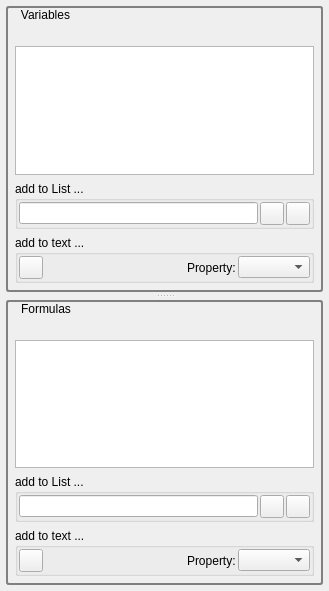
Above: src/MainApp/View/UI-Elements/mathform.ui from nfbyfm/TME before the change. Below: the same form after it.
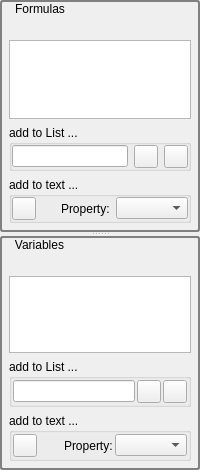
That is the form after the change. Icons and pictures are not drawn.

Diff of the .ui file:
```diff
--- a/src/MainApp/View/UI-Elements/mathform.ui
+++ b/src/MainApp/View/UI-Elements/mathform.ui
@@ -6,38 +6,227 @@
    <rect>
     <x>0</x>
     <y>0</y>
-    <width>329</width>
-    <height>591</height>
+    <width>200</width>
+    <height>470</height>
    </rect>
   </property>
   <property name="windowTitle">
-   <string>Form</string>
+   <string>MathForm</string>
   </property>
   <layout class="QGridLayout" name="gridLayout_3">
    <property name="leftMargin">
-    <number>6</number>
+    <number>0</number>
    </property>
    <property name="topMargin">
-    <number>6</number>
+    <number>0</number>
    </property>
    <property name="rightMargin">
-    <number>6</number>
+    <number>0</number>
    </property>
    <property name="bottomMargin">
-    <number>6</number>
+    <number>0</number>
    </property>
    <property name="spacing">
-    <number>8</number>
+    <number>0</number>
    </property>
    <item row="0" column="0">
     <widget class="QSplitter" name="splitter">
      <property name="orientation">
       <enum>Qt::Vertical</enum>
      </property>
-     <property name="handleWidth">
-      <number>8</number>
-     </property>
+     <widget class="QGroupBox" name="groupBox_Formulas">
+      <property name="sizePolicy">
+       <sizepolicy hsizetype="Preferred" vsizetype="Ignored">
+        <horstretch>0</horstretch>
+        <verstretch>0</verstretch>
+       </sizepolicy>
+      </property>
+      <property name="styleSheet">
+       <string notr="true">QGroupBox#groupBox_Formulas
+{ 
+     border: 2px solid gray; 
+     border-radius: 3px; 
+ } 
+QGroupBox#groupBox_Formulas::title { 
+    background-color: transparent;
+     subcontrol-position: top left; /* position at the top left*/ 
+     padding:2 13px;
+ } </string>
+      </property>
+      <property name="title">
+       <string>Formulas</string>
+      </property>
+      <layout class="QVBoxLayout" name="verticalLayout_6">
+       <property name="spacing">
+        <number>6</number>
+       </property>
+       <property name="leftMargin">
+        <number>6</number>
+       </property>
+       <property name="topMargin">
+        <number>20</number>
+       </property>
+       <property name="rightMargin">
+        <number>6</number>
+       </property>
+       <property name="bottomMargin">
+        <number>6</number>
+       </property>
+       <item>
+        <widget class="QTableWidget" name="formulaTableWidget">
+         <property name="sizePolicy">
+          <sizepolicy hsizetype="Ignored" vsizetype="Preferred">
+           <horstretch>0</horstretch>
+           <verstretch>0</verstretch>
+          </sizepolicy>
+         </property>
+         <property name="selectionMode">
+          <enum>QAbstractItemView::SingleSelection</enum>
+         </property>
+        </widget>
+       </item>
+       <item>
+        <widget class="QGroupBox" name="groupBox_5">
+         <property name="sizePolicy">
+          <sizepolicy hsizetype="Preferred" vsizetype="Fixed">
+           <horstretch>0</horstretch>
+           <verstretch>0</verstretch>
+          </sizepolicy>
+         </property>
+         <property name="title">
+          <string>add to List ...</string>
+         </property>
+         <layout class="QVBoxLayout" name="verticalLayout_5">
+          <property name="leftMargin">
+           <number>0</number>
+          </property>
+          <property name="topMargin">
+           <number>0</number>
+          </property>
+          <property name="rightMargin">
+           <number>0</number>
+          </property>
+          <property name="bottomMargin">
+           <number>0</number>
+          </property>
+          <item>
+           <layout class="QGridLayout" name="gridLayout_2">
+            <item row="0" column="0">
+             <widget class="QLineEdit" name="lineEditFormulas"/>
+            </item>
+            <item row="0" column="1">
+             <widget class="QToolButton" name="toolButtonAddFormula">
+              <property name="maximumSize">
+               <size>
+                <width>25</width>
+                <height>25</height>
+               </size>
+              </property>
+              <property name="text">
+               <string/>
+              </property>
+              <property name="icon">
+               <iconset resource="../../Resources/icons.qrc">
+                <normaloff>:/images_and_icons/list-add.png</normaloff>:/images_and_icons/list-add.png</iconset>
+              </property>
+             </widget>
+            </item>
+            <item row="0" column="2">
+             <widget class="QToolButton" name="toolButtonRemoveFormula">
+              <property name="maximumSize">
+               <size>
+                <width>25</width>
+                <height>25</height>
+               </size>
+              </property>
+              <property name="text">
+               <string/>
+              </property>
+              <property name="icon">
+               <iconset resource="../../Resources/icons.qrc">
+                <normaloff>:/images_and_icons/list-remove.png</normaloff>:/images_and_icons/list-remove.png</iconset>
+              </property>
+             </widget>
+            </item>
+           </layout>
+          </item>
+         </layout>
+        </widget>
+       </item>
+       <item>
+        <widget class="QGroupBox" name="groupBox_6">
+         <property name="sizePolicy">
+          <sizepolicy hsizetype="Preferred" vsizetype="Fixed">
+           <horstretch>0</horstretch>
+           <verstretch>0</verstretch>
+          </sizepolicy>
+         </property>
+         <property name="title">
+          <string>add to text ...</string>
+         </property>
+         <layout class="QVBoxLayout" name="verticalLayout">
+          <property name="leftMargin">
+           <number>0</number>
+          </property>
+          <property name="topMargin">
+           <number>0</number>
+          </property>
+          <property name="rightMargin">
+           <number>0</number>
+          </property>
+          <property name="bottomMargin">
+           <number>0</number>
+          </property>
+          <item>
+           <layout class="QGridLayout" name="gridLayout_5">
+            <item row="0" column="0">
+             <widget class="QToolButton" name="toolButton_addFormulaToText">
+              <property name="text">
+               <string/>
+              </property>
+              <property name="icon">
+               <iconset resource="../../Resources/icons.qrc">
+                <normaloff>:/images_and_icons/arrow-left.png</normaloff>:/images_and_icons/arrow-left.png</iconset>
+              </property>
+             </widget>
+            </item>
+            <item row="0" column="1">
+             <spacer name="horizontalSpacer_2">
+              <property name="orientation">
+               <enum>Qt::Horizontal</enum>
+              </property>
+              <property name="sizeHint" stdset="0">
+               <size>
+                <width>170</width>
+                <height>20</height>
+               </size>
+              </property>
+             </spacer>
+            </item>
+            <item row="0" column="2">
+             <widget class="QLabel" name="label_2">
+              <property name="text">
+               <string>Property:</string>
+              </property>
+             </widget>
+            </item>
+            <item row="0" column="3">
+             <widget class="QComboBox" name="comboBox_FormulaProperty"/>
+            </item>
+           </layout>
+          </item>
+         </layout>
+        </widget>
+       </item>
+      </layout>
+     </widget>
      <widget class="QGroupBox" name="groupBox_Variables">
+      <property name="sizePolicy">
+       <sizepolicy hsizetype="Preferred" vsizetype="Ignored">
+        <horstretch>0</horstretch>
+        <verstretch>0</verstretch>
+       </sizepolicy>
+      </property>
       <property name="styleSheet">
        <string notr="true">QGroupBox#groupBox_Variables
 { 
@@ -71,6 +260,12 @@
        </property>
        <item>
         <widget class="QTableWidget" name="variableTableWidget">
+         <property name="sizePolicy">
+          <sizepolicy hsizetype="Ignored" vsizetype="Preferred">
+           <horstretch>0</horstretch>
+           <verstretch>0</verstretch>
+          </sizepolicy>
+         </property>
          <property name="selectionMode">
           <enum>QAbstractItemView::SingleSelection</enum>
          </property>
@@ -78,6 +273,12 @@
        </item>
        <item>
         <widget class="QGroupBox" name="groupBox_4">
+         <property name="sizePolicy">
+          <sizepolicy hsizetype="Preferred" vsizetype="Fixed">
+           <horstretch>0</horstretch>
+           <verstretch>0</verstretch>
+          </sizepolicy>
+         </property>
          <property name="title">
           <string>add to List ...</string>
          </property>
@@ -146,6 +347,12 @@
        </item>
        <item>
         <widget class="QGroupBox" name="groupBox_3">
+         <property name="sizePolicy">
+          <sizepolicy hsizetype="Preferred" vsizetype="Fixed">
+           <horstretch>0</horstretch>
+           <verstretch>0</verstretch>
+          </sizepolicy>
+         </property>
          <property name="title">
           <string>add to text ...</string>
          </property>
@@ -208,180 +415,6 @@
        </item>
       </layout>
      </widget>
-     <widget class="QGroupBox" name="groupBox_Formulas">
-      <property name="styleSheet">
-       <string notr="true">QGroupBox#groupBox_Formulas
-{ 
-     border: 2px solid gray; 
-     border-radius: 3px; 
- } 
-QGroupBox#groupBox_Formulas::title { 
-    background-color: transparent;
-     subcontrol-position: top left; /* position at the top left*/ 
-     padding:2 13px;
- } </string>
-      </property>
-      <property name="title">
-       <string>Formulas</string>
-      </property>
-      <layout class="QVBoxLayout" name="verticalLayout_6">
-       <property name="spacing">
-        <number>6</number>
-       </property>
-       <property name="leftMargin">
-        <number>6</number>
-       </property>
-       <property name="topMargin">
-        <number>20</number>
-       </property>
-       <property name="rightMargin">
-        <number>6</number>
-       </property>
-       <property name="bottomMargin">
-        <number>6</number>
-       </property>
-       <item>
-        <widget class="QTableWidget" name="formulaTableWidget">
-         <property name="selectionMode">
-          <enum>QAbstractItemView::SingleSelection</enum>
-         </property>
-        </widget>
-       </item>
-       <item>
-        <widget class="QGroupBox" name="groupBox_5">
-         <property name="title">
-          <string>add to List ...</string>
-         </property>
-         <layout class="QVBoxLayout" name="verticalLayout">
-          <property name="spacing">
-           <number>2</number>
-          </property>
-          <property name="leftMargin">
-           <number>1</number>
-          </property>
-          <property name="topMargin">
-           <number>1</number>
-          </property>
-          <property name="rightMargin">
-           <number>1</number>
-          </property>
-          <property name="bottomMargin">
-           <number>1</number>
-          </property>
-          <item>
-           <layout class="QGridLayout" name="gridLayout_2">
-            <property name="spacing">
-             <number>2</number>
-            </property>
-            <item row="0" column="0">
-             <widget class="QLineEdit" name="lineEditFormulas"/>
-            </item>
-            <item row="0" column="1">
-             <widget class="QToolButton" name="toolButtonAddFormula">
-              <property name="maximumSize">
-               <size>
-                <width>25</width>
-                <height>25</height>
-               </size>
-              </property>
-              <property name="text">
-               <string/>
-              </property>
-              <property name="icon">
-               <iconset resource="../../Resources/icons.qrc">
-                <normaloff>:/images_and_icons/list-add.png</normaloff>:/images_and_icons/list-add.png</iconset>
-              </property>
-             </widget>
-            </item>
-            <item row="0" column="2">
-             <widget class="QToolButton" name="toolButtonRemoveFormula">
-              <property name="maximumSize">
-               <size>
-                <width>25</width>
-                <height>25</height>
-               </size>
-              </property>
-              <property name="text">
-               <string/>
-              </property>
-              <property name="icon">
-               <iconset resource="../../Resources/icons.qrc">
-                <normaloff>:/images_and_icons/list-remove.png</normaloff>:/images_and_icons/list-remove.png</iconset>
-              </property>
-             </widget>
-            </item>
-           </layout>
-          </item>
-         </layout>
-        </widget>
-       </item>
-       <item>
-        <widget class="QGroupBox" name="groupBox_6">
-         <property name="title">
-          <string>add to text ...</string>
-         </property>
-         <layout class="QVBoxLayout" name="verticalLayout_5">
-          <property name="spacing">
-           <number>2</number>
-          </property>
-          <property name="leftMargin">
-           <number>1</number>
-          </property>
-          <property name="topMargin">
-           <number>1</number>
-          </property>
-          <property name="rightMargin">
-           <number>1</number>
-          </property>
-          <property name="bottomMargin">
-           <number>1</number>
-          </property>
-          <item>
-           <layout class="QGridLayout" name="gridLayout_5">
-            <property name="spacing">
-             <number>2</number>
-            </property>
-            <item row="0" column="0">
-             <widget class="QToolButton" name="toolButton_addFormulaToText">
-              <property name="text">
-               <string/>
-              </property>
-              <property name="icon">
-               <iconset resource="../../Resources/icons.qrc">
-                <normaloff>:/images_and_icons/arrow-left.png</normaloff>:/images_and_icons/arrow-left.png</iconset>
-              </property>
-             </widget>
-            </item>
-            <item row="0" column="1">
-             <spacer name="horizontalSpacer_2">
-              <property name="orientation">
-               <enum>Qt::Horizontal</enum>
-              </property>
-              <property name="sizeHint" stdset="0">
-               <size>
-                <width>40</width>
-                <height>20</height>
-               </size>
-              </property>
-             </spacer>
-            </item>
-            <item row="0" column="2">
-             <widget class="QLabel" name="label_2">
-              <property name="text">
-               <string>Property:</string>
-              </property>
-             </widget>
-            </item>
-            <item row="0" column="3">
-             <widget class="QComboBox" name="comboBox_FormulaProperty"/>
-            </item>
-           </layout>
-          </item>
-         </layout>
-        </widget>
-       </item>
-      </layout>
-     </widget>
     </widget>
    </item>
   </layout>
```
